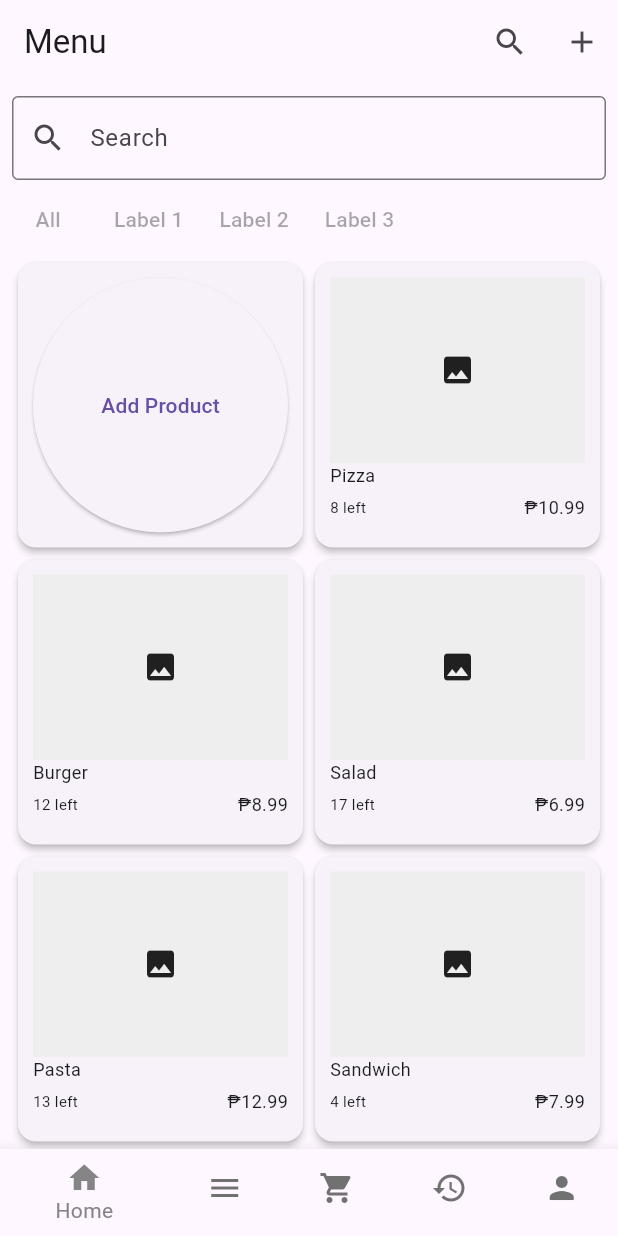
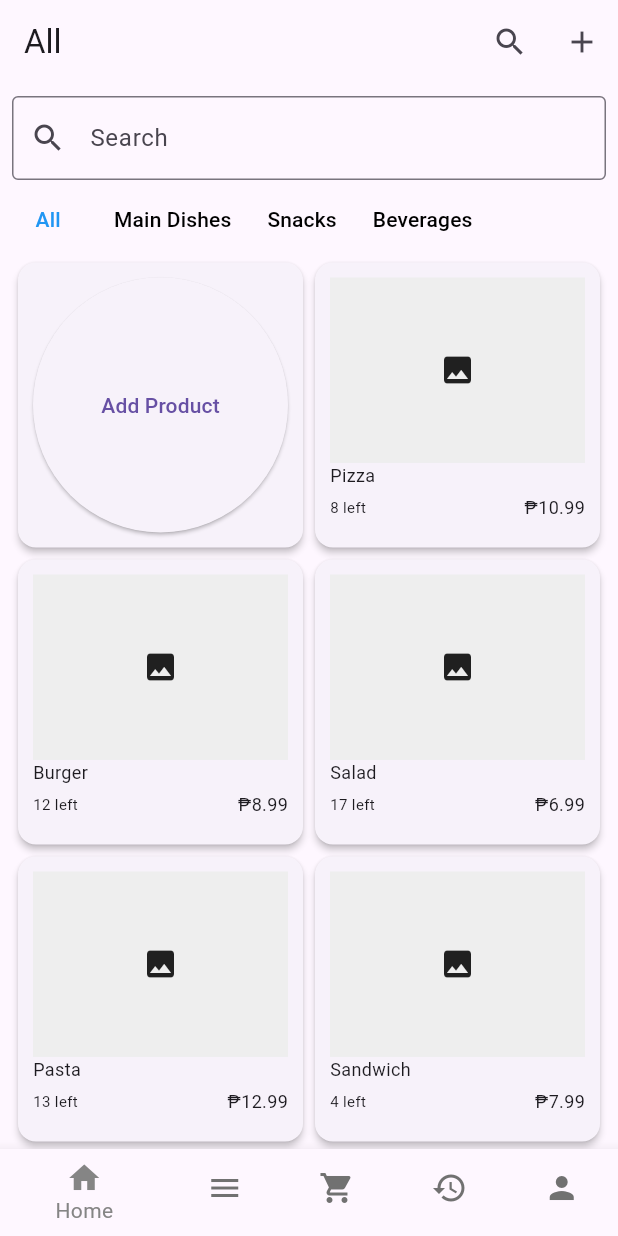
Before and after one commit to albertomarkallen/OneSync, a Flutter app: the screen it shows after launch, item 2 of the bottom bar chosen, on a phone screen of 412 x 824 dp. Run offline on Flutter 3.47's test engine with Material 3 defaults, Android fonts, the phone set to English and light mode, and no system bars.

Commit message:
[Feature][Ivaniel] - Menu Page

```diff
--- a/lib/screens/menu_screen.dart
+++ b/lib/screens/menu_screen.dart
@@ -1,20 +1,7 @@
 import 'package:flutter/material.dart';
 import 'package:onesync/navigation.dart'; // Import your navigation widget
-import 'package:flutter_routing/flutter_routing.dart';
-import 'package:onesync/screens/addproduct_screen.dart';
-
-class MenuItem {
-  final String name;
-  final double price;
-  final int stock;
-  final String imagePath;
-
-  MenuItem(
-      {required this.name,
-      required this.price,
-      required this.stock,
-      this.imagePath = 'assets/images/placeholder.png'});
-}
+import 'package:onesync/models/models.dart';
+import 'package:onesync/screens/productdetails_screen.dart';
 
 class MenuScreen extends StatefulWidget {
   MenuScreen({Key? key}) : super(key: key);
@@ -25,17 +12,18 @@ class MenuScreen extends StatefulWidget {
 
 class _MenuScreenState extends State<MenuScreen> {
   final List<MenuItem> _menuItems = [
-    MenuItem(name: 'Pizza', price: 10.99, stock: 8),
-    MenuItem(name: 'Burger', price: 8.99, stock: 12),
-    MenuItem(name: 'Salad', price: 6.99, stock: 17),
-    MenuItem(name: 'Pasta', price: 12.99, stock: 13),
-    MenuItem(name: 'Sandwich', price: 7.99, stock: 4),
-    // Add more items as needed
+    MenuItem(name: 'Pizza', price: 10.99, stock: 8, category: 'Main Dishes'),
+    MenuItem(name: 'Burger', price: 8.99, stock: 12, category: 'Main Dishes'),
+    MenuItem(name: 'Salad', price: 6.99, stock: 17, category: 'Main Dishes'),
+    MenuItem(name: 'Pasta', price: 12.99, stock: 13, category: 'Main Dishes'),
+    MenuItem(name: 'Sandwich', price: 7.99, stock: 4, category: 'Snacks'),
+    // Add more items with 'Snacks' and 'Beverages' categories
   ];
 
   // For search functionality
   List<MenuItem> _displayedMenuItems = [];
   final TextEditingController _searchController = TextEditingController();
+  String _selectedLabel = 'All'; // For keeping track of the active label
 
   @override
   void initState() {
@@ -49,13 +37,16 @@ class _MenuScreenState extends State<MenuScreen> {
     super.dispose();
   }
 
-  // Filter items based on search query
+  // Filter items based on search query or category
   void _filterMenuItems(String query) {
     setState(() {
-      _displayedMenuItems = _menuItems
-          .where(
-              (item) => item.name.toLowerCase().contains(query.toLowerCase()))
-          .toList();
+      _selectedLabel = query; // Update selected label
+      _displayedMenuItems = _menuItems.where((item) {
+        // Filtering logic
+        if (query == 'All') return true; // Show all items
+        return item.category != null &&
+            item.category.toLowerCase() == query.toLowerCase();
+      }).toList();
     });
   }
 
@@ -68,10 +59,10 @@ class _MenuScreenState extends State<MenuScreen> {
   Widget build(BuildContext context) {
     return Scaffold(
       appBar: AppBar(
-        title: const Text('Menu'),
+        title: Text(_selectedLabel), // Display current label
         actions: [
           IconButton(
-            icon: Icon(Icons.search),
+            icon: const Icon(Icons.search),
             onPressed: () {
               // Show or toggle search bar
             },
@@ -79,7 +70,7 @@ class _MenuScreenState extends State<MenuScreen> {
           // ADD PRODUCT BUTTON
           IconButton(
             onPressed: _handleAddProduct,
-            icon: Icon(Icons.add),
+            icon: const Icon(Icons.add),
           ),
         ],
       ),
@@ -90,8 +81,9 @@ class _MenuScreenState extends State<MenuScreen> {
             padding: const EdgeInsets.all(8.0),
             child: TextField(
               controller: _searchController,
-              onChanged: _filterMenuItems,
-              decoration: InputDecoration(
+              onChanged: (text) =>
+                  _filterMenuItems(text), // Update filtering with search
+              decoration: const InputDecoration(
                 hintText: 'Search',
                 prefixIcon: Icon(Icons.search),
                 border: OutlineInputBorder(),
@@ -104,27 +96,56 @@ class _MenuScreenState extends State<MenuScreen> {
             child: Expanded(
               child: ListView(
                 scrollDirection: Axis.horizontal,
-                children: const [
-                  TextButton(onPressed: null, child: Text('All')),
-                  TextButton(onPressed: null, child: Text('Label 1')),
-                  TextButton(onPressed: null, child: Text('Label 2')),
-                  TextButton(onPressed: null, child: Text('Label 3')),
+                children: [
+                  TextButton(
+                    onPressed: () => _filterMenuItems('All'),
+                    child: Text('All'),
+                    style: TextButton.styleFrom(
+                      foregroundColor:
+                          _selectedLabel == 'All' ? Colors.blue : Colors.black,
+                    ),
+                  ),
+                  TextButton(
+                    onPressed: () => _filterMenuItems('Main Dishes'),
+                    child: Text('Main Dishes'),
+                    style: TextButton.styleFrom(
+                      foregroundColor: _selectedLabel == 'Main Dishes'
+                          ? Colors.blue
+                          : Colors.black,
+                    ),
+                  ),
+                  TextButton(
+                    onPressed: () => _filterMenuItems('Snacks'),
+                    child: Text('Snacks'),
+                    style: TextButton.styleFrom(
+                      foregroundColor: _selectedLabel == 'Snacks'
+                          ? Colors.blue
+                          : Colors.black,
+                    ),
+                  ),
+                  TextButton(
+                    onPressed: () => _filterMenuItems('Beverages'),
+                    child: Text('Beverages'),
+                    style: TextButton.styleFrom(
+                      foregroundColor: _selectedLabel == 'Beverages'
+                          ? Colors.blue
+                          : Colors.black,
+                    ),
+                  ),
                 ],
               ),
             ),
           ),
-          // GridView for menu items
+          // Display Products
           Expanded(
             child: GridView.builder(
-              padding: EdgeInsets.all(8.0),
-              gridDelegate: SliverGridDelegateWithFixedCrossAxisCount(
+              padding: const EdgeInsets.all(8.0),
+              gridDelegate: const SliverGridDelegateWithFixedCrossAxisCount(
                 crossAxisCount: 2, // Change this for desired grid layout
-                // ... other grid configuration ...
               ),
               itemCount: _displayedMenuItems.length + 1,
               itemBuilder: (context, index) {
                 if (index == 0) {
-                  // Add Product Button
                   return Card(
                     elevation: 2.0,
                     child: Padding(
@@ -137,10 +158,21 @@ class _MenuScreenState extends State<MenuScreen> {
                   );
                 } else {
                   final int itemIndex = index - 1;
-                  return Card(
+                  return InkWell(
+                    onTap: () {
+                      Navigator.push(
+                        context,
+                        MaterialPageRoute(
+                          builder: (context) => ProductDetailsScreen(
+                            product: _displayedMenuItems[itemIndex],
+                          ),
+                        ),
+                      );
+                    },
+                    child: Card(
                       elevation: 2.0,
                       child: Padding(
-                      padding: EdgeInsets.all(10.0),
+                        padding: const EdgeInsets.all(10.0),
                         child: Column(
                           children: [
                             // Image Placeholder (80%)
@@ -149,8 +181,7 @@ class _MenuScreenState extends State<MenuScreen> {
                               child: Container(
                                 width: double.infinity, // Occupy full width
                                 color: Colors.grey[200],
-                              child: Icon(
-                                  Icons.image), // Replace with image loading
+                                child: const Icon(Icons.image),
                               ),
                             ),
                             // Text Details (20%)
@@ -160,24 +191,27 @@ class _MenuScreenState extends State<MenuScreen> {
                                 crossAxisAlignment: CrossAxisAlignment.start,
                                 children: [
                                   Text(_displayedMenuItems[itemIndex].name,
-                                    style: TextStyle(fontSize: 12.0)),
-                                SizedBox(height: 4.0),
+                                      style: const TextStyle(fontSize: 12.0)),
+                                  const SizedBox(height: 4.0),
                                   Row(
                                     mainAxisAlignment:
                                         MainAxisAlignment.spaceBetween,
                                     children: [
                                       Text(
                                         '${_displayedMenuItems[itemIndex].stock} left',
-                                        style: TextStyle(fontSize: 10.0)),
+                                        style: const TextStyle(fontSize: 10.0),
+                                      ),
                                       Text(
                                         '\₱${_displayedMenuItems[itemIndex].price.toStringAsFixed(2)}',
-                                        style: TextStyle(fontSize: 12.0)),
+                                        style: const TextStyle(fontSize: 12.0),
+                                      ),
                                     ],
                                   ),
                                 ],
                               ),
                             ),
                           ],
+                        ),
                       ),
                     ),
                   );
```
Lines whose indentation alone changed are shown as unchanged.
